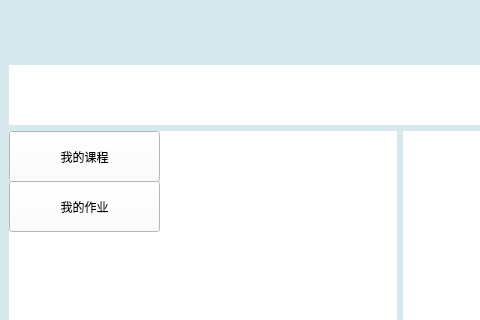
Old version of the form Mutual_Evaluation-Client/teacher/tc_mainwindow.ui in the repository yypEudora/MutualEvaluation; both pictures show x 0 to 480 and y 0 to 320 of the 800 by 600 pixel window.
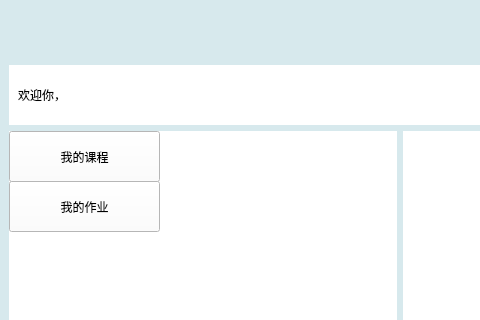
New version of the form.

Diff of the .ui file:
```diff
--- a/Mutual_Evaluation-Client/teacher/tc_mainwindow.ui
+++ b/Mutual_Evaluation-Client/teacher/tc_mainwindow.ui
@@ -76,6 +76,20 @@
        <string notr="true">background:rgb(255, 255, 255)</string>
       </property>
       <layout class="QHBoxLayout" name="horizontalLayout">
+       <item>
+        <widget class="QLabel" name="label">
+         <property name="text">
+          <string>欢迎你，</string>
+         </property>
+        </widget>
+       </item>
+       <item>
+        <widget class="QLabel" name="welcome_string">
+         <property name="text">
+          <string>  </string>
+         </property>
+        </widget>
+       </item>
        <item>
         <spacer name="horizontalSpacer">
          <property name="orientation">
```
